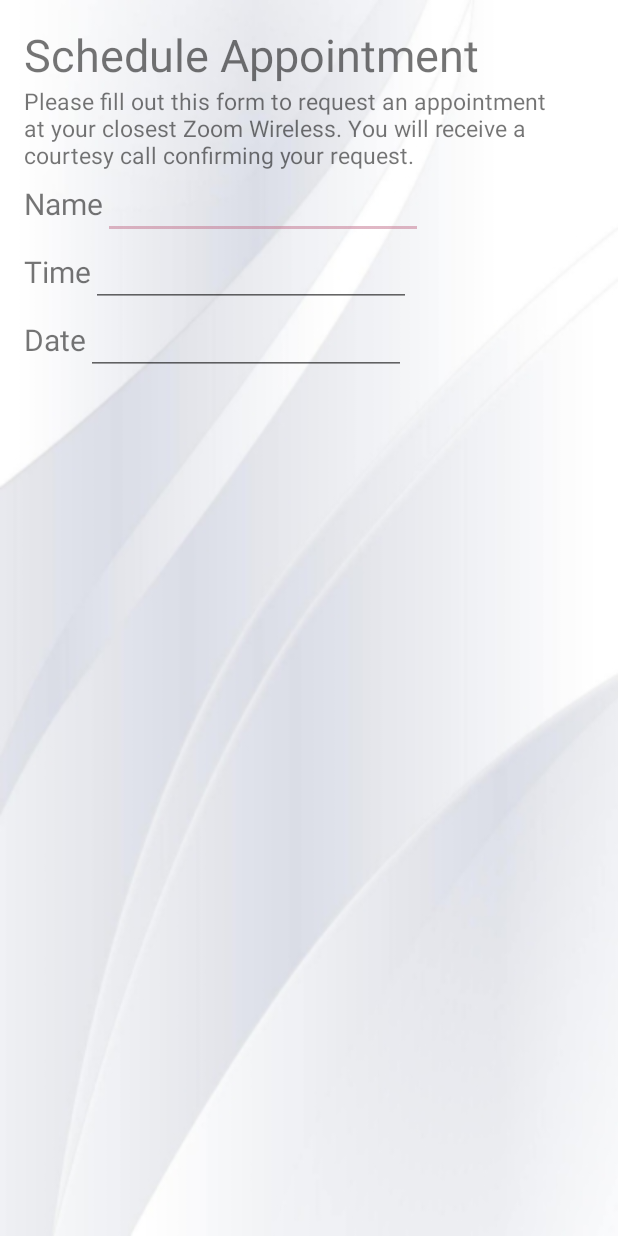
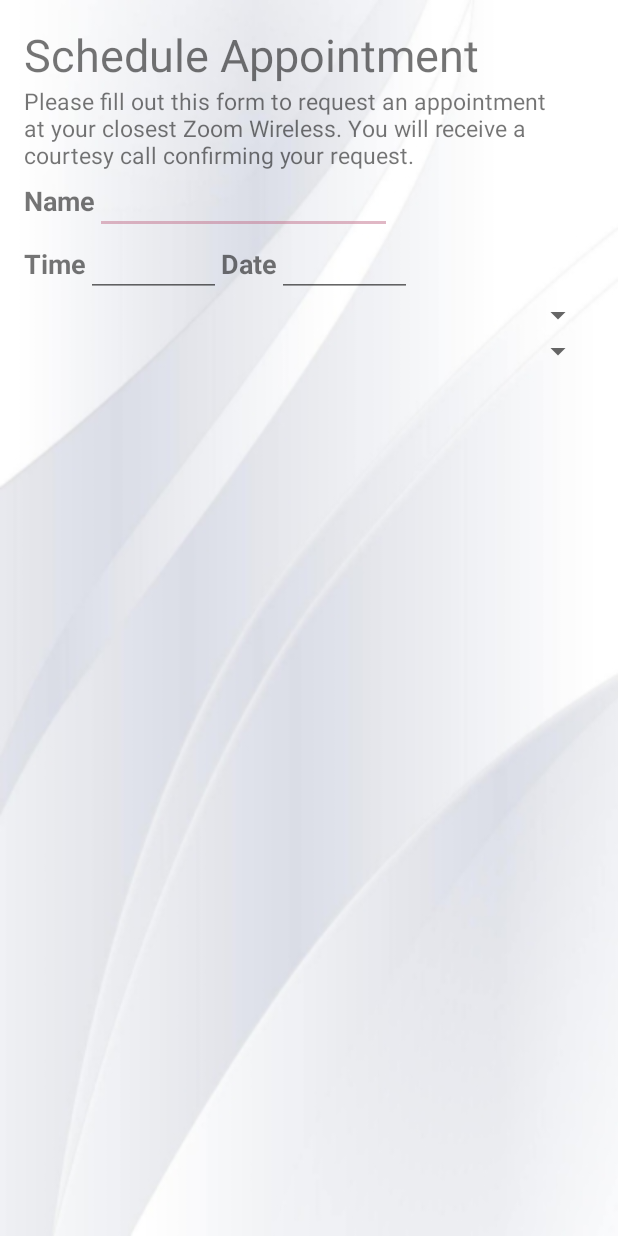
Before and after one commit to mrede003/ZoomApp, an Android app: the screen it shows after launch (Appointment), after a tap on an icon or button, on a phone screen of 412 x 824 dp. Run offline under Robolectric (Android 15) with nearby library versions, the phone set to English and light mode, and no system bars; our stand-ins replace Firebase (no records; nobody signed in at launch, a user with empty details on screens opened directly).

Commit message:
Added in dropdown menu that pulls from firebase in appointments. Made the store object and storeList singleton object.

```diff
--- a/app/src/main/java/com/mrede003/zoomwireless/zoomapp/Appointment.java
+++ b/app/src/main/java/com/mrede003/zoomwireless/zoomapp/Appointment.java
@@ -5,8 +5,10 @@ import android.app.TimePickerDialog;
 import android.support.v7.app.AppCompatActivity;
 import android.os.Bundle;
 import android.view.View;
+import android.widget.ArrayAdapter;
 import android.widget.DatePicker;
 import android.widget.EditText;
+import android.widget.Spinner;
 import android.widget.TimePicker;
 
 import java.text.SimpleDateFormat;
@@ -20,17 +22,31 @@ public class Appointment extends AppCompatActivity implements TimePickerDialog.O
     private EditText dateView;
     private int mHour;
     private int mMinute;
+    private StoreList s;
     protected void onCreate(Bundle savedInstanceState) {
         super.onCreate(savedInstanceState);
         setContentView(R.layout.activity_appointment);
         getSupportActionBar().hide();
         Helper.setBlackStatus(this);
+        s=StoreList.getInstance();
+
         timeView=(EditText) findViewById(R.id.apptTimeView);
         dateView=(EditText) findViewById(R.id.apptDateView);
-
+        setSpinners();
         myCalendar = Calendar.getInstance();
         showDatePickerDialog();
 
+    }
+    public void setSpinners()
+    {
+        Spinner storeDropDown = (Spinner)findViewById(R.id.storeDropMenu);
+        String[] names=new String[s.getStores().size()];
+        for(int i=0; i<s.getStores().size();i++)
+        {
+            names[i]=s.getStores().get(i).getName();
+        }
+        ArrayAdapter<String> adapter = new ArrayAdapter<>(this, android.R.layout.simple_spinner_dropdown_item, names);
+        storeDropDown.setAdapter(adapter);
     }
     public void showTimePickerDialog(View v) {
         TimePickerFragment newFragment = new TimePickerFragment();
--- a/app/src/main/java/com/mrede003/zoomwireless/zoomapp/MainActivity.java
+++ b/app/src/main/java/com/mrede003/zoomwireless/zoomapp/MainActivity.java
@@ -1,20 +1,18 @@
 package com.mrede003.zoomwireless.zoomapp;
-
-import android.app.Activity;
 import android.content.Intent;
-import android.support.v4.content.ContextCompat;
 import android.support.v7.app.AppCompatActivity;
 import android.os.Bundle;
 import android.view.View;
-import android.view.Window;
-import android.view.WindowManager;
 
 public class MainActivity extends AppCompatActivity {
+
+    private StoreList s;
     @Override
     protected void onCreate(Bundle savedInstanceState) {
         super.onCreate(savedInstanceState);
         setContentView(R.layout.activity_main);
         getSupportActionBar().hide();
+        s=StoreList.getInstance();
         Helper.setBlackStatus(this);
     }
     public void openPromos(View view)
--- /dev/null
+++ b/app/src/main/java/com/mrede003/zoomwireless/zoomapp/StoreList.java
@@ -0,0 +1,72 @@
+package com.mrede003.zoomwireless.zoomapp;
+
+import com.google.firebase.database.ChildEventListener;
+import com.google.firebase.database.DataSnapshot;
+import com.google.firebase.database.DatabaseError;
+import com.google.firebase.database.DatabaseReference;
+import com.google.firebase.database.FirebaseDatabase;
+
+import java.util.ArrayList;
+
+/**
+ * Created by mrede003 on 2/21/17.
+ */
+
+public class StoreList {
+    private FirebaseDatabase database;
+    private DatabaseReference myRef;
+    private static StoreList singleton;
+    private ArrayList<Store> stores;
+
+    /* A private Constructor prevents any other
+     * class from instantiating.
+     */
+    private StoreList() {
+        stores=new ArrayList<>();
+        fireBaseDown();
+    }
+
+    /* Static 'instance' method */
+    public static StoreList getInstance( ) {
+        if (singleton == null) {
+            singleton = new StoreList();
+        }
+        return singleton;
+    }
+    public ArrayList<Store> getStores()
+    {
+        return stores;
+    }
+    private void fireBaseDown()
+    {
+        database=FirebaseDatabase.getInstance();
+        myRef = database.getReference("stores");
+        myRef.addChildEventListener(new ChildEventListener() {
+            @Override
+            public void onChildAdded(DataSnapshot dataSnapshot, String s) {
+                Store value=dataSnapshot.getValue(Store.class);
+                stores.add(value);
+            }
+
+            @Override
+            public void onChildChanged(DataSnapshot dataSnapshot, String s) {
+
+            }
+
+            @Override
+            public void onChildRemoved(DataSnapshot dataSnapshot) {
+
+            }
+
+            @Override
+            public void onChildMoved(DataSnapshot dataSnapshot, String s) {
+
+            }
+
+            @Override
+            public void onCancelled(DatabaseError databaseError) {
+
+            }
+        });
+    }
+}
--- a/app/src/main/res/layout/activity_appointment.xml
+++ b/app/src/main/res/layout/activity_appointment.xml
@@ -32,13 +32,15 @@
 
         <TextView
             android:text="Name"
-            android:textSize="20sp"
+            android:textSize="18sp"
             android:layout_width="wrap_content"
-            android:layout_height="wrap_content" />
+            android:layout_height="wrap_content"
+            android:textStyle="normal|bold" />
         <EditText
             android:layout_width="wrap_content"
             android:layout_height="wrap_content"
-            android:ems="10"
+            android:ems="11"
+            android:textSize="15sp"
             android:maxLength="20"
             android:id="@+id/apptNameView"/>
     </LinearLayout>
@@ -50,41 +52,51 @@
 
         <TextView
             android:text="@string/time_view_hint"
-            android:textSize="20sp"
+            android:textSize="18sp"
             android:layout_width="wrap_content"
-            android:layout_height="wrap_content" />
+            android:layout_height="wrap_content"
+            android:textStyle="normal|bold" />
 
         <EditText
             android:longClickable="false"
             android:layout_width="wrap_content"
             android:layout_height="wrap_content"
             android:focusableInTouchMode="false"
-            android:ems="10"
+            android:ems="5"
+            android:textSize="15sp"
             android:id="@+id/apptTimeView"
             android:onClick="showTimePickerDialog"/>
-
-    </LinearLayout>
-
-    <LinearLayout
-        android:layout_width="match_parent"
-        android:layout_height="wrap_content"
-        android:orientation="horizontal">
-
         <TextView
             android:text="@string/date_view_hint"
-            android:textSize="20sp"
+            android:textSize="18sp"
             android:layout_width="wrap_content"
-            android:layout_height="wrap_content" />
+            android:layout_height="wrap_content"
+            android:textStyle="normal|bold" />
 
         <EditText
             android:longClickable="false"
             android:layout_width="wrap_content"
             android:layout_height="wrap_content"
-            android:ems="10"
+            android:ems="5"
+            android:textSize="15sp"
             android:id="@+id/apptDateView"
             android:focusableInTouchMode="false"
             android:onClick="showDatePickerDialog"/>
+
     </LinearLayout>
+
+    <Spinner
+        android:layout_width="match_parent"
+        android:layout_height="wrap_content"
+        android:id="@+id/storeDropMenu"
+        android:popupBackground="#FFFFFF"
+        android:spinnerMode="dropdown"/>
+    <Spinner
+        android:layout_width="match_parent"
+        android:layout_height="wrap_content"
+        android:id="@+id/employeeDropMenu"
+        android:popupBackground="#FFFFFF"
+        android:spinnerMode="dropdown"/>
 
 
 </LinearLayout>
```
Also changed, not shown: app/src/main/java/com/mrede003/zoomwireless/zoomapp/Store.java (added, +72 -0 lines).
